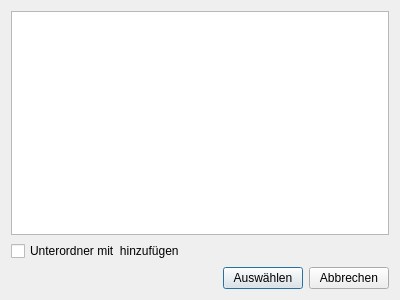
First picture: the form in hpsdirdialog.ui, repository abho/HPicSync, before the edit.
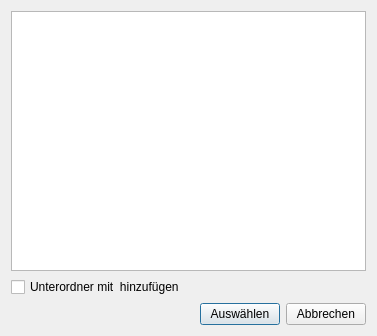
Second picture: the form after the edit.

Patch:
```diff
--- a/hpsdirdialog.ui
+++ b/hpsdirdialog.ui
@@ -6,8 +6,8 @@
    <rect>
     <x>0</x>
     <y>0</y>
-    <width>400</width>
-    <height>300</height>
+    <width>377</width>
+    <height>336</height>
    </rect>
   </property>
   <property name="windowTitle">
```
